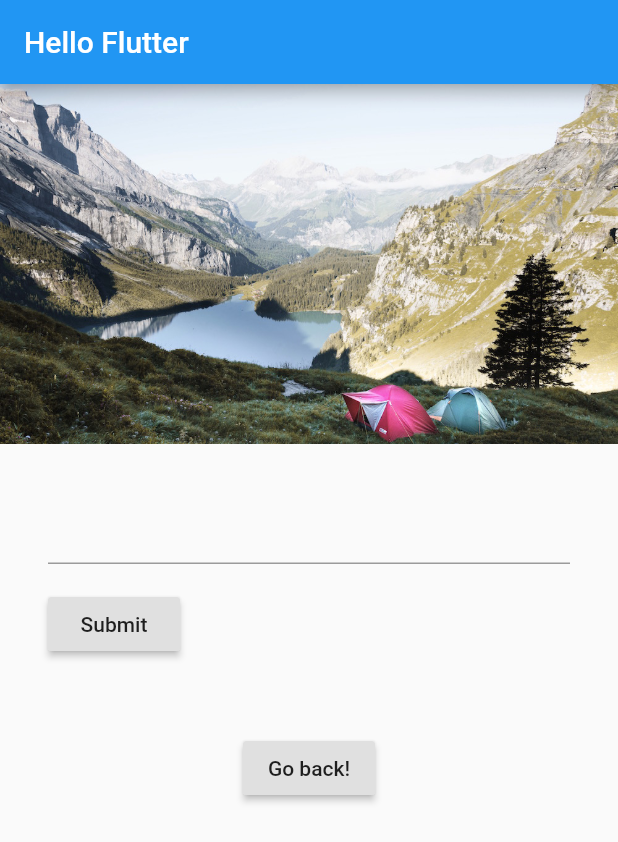
After one commit to crmgunter/flutter_layout_and_state, a Flutter app: the screen it shows after launch, scrolled down 62 dp, after a tap on "Open route", on a phone screen of 412 x 824 dp. The commit adds this screen. Shown: the top 842 px of the screen. Run offline on Flutter 3.47's test engine with Material 2 defaults, Android fonts, the phone set to English and light mode, and no system bars.

Commit message:
set up navigation

```diff
--- a/lib/main.dart
+++ b/lib/main.dart
@@ -1,6 +1,26 @@
 import 'package:flutter/material.dart';
+import 'widgets/form_screen.dart';
 
 void main() => runApp(MyApp());
+
+class FirstRoute extends StatelessWidget {
+  @override
+  Widget build(BuildContext context) {
+    return Container(
+      child: Center(
+        child: RaisedButton(
+          child: Text('Open route'),
+          onPressed: () {
+            Navigator.push(
+              context,
+              MaterialPageRoute(builder: (context) => FormWidget()),
+            );
+          },
+        ),
+      ),
+    );
+  }
+}
 
 class FavoriteWidget extends StatefulWidget {
   @override
@@ -198,10 +218,6 @@ class MyApp extends StatelessWidget {
       ),
     );
 
-    // Widget nameSection = Container(
-    //   child: NameWidget(),
-    // );
-
     return MaterialApp(
         title: 'Flutter Layout Demo',
         theme: ThemeData(
@@ -222,8 +238,8 @@ class MyApp extends StatelessWidget {
                 titleSection,
                 buttonSection,
                 textSection,
-                // nameSection,
-                NameWidget()
+                NameWidget(),
+                FirstRoute()
               ],
             )));
   }
--- /dev/null
+++ b/lib/widgets/form_screen.dart
@@ -0,0 +1,49 @@
+import '../main.dart';
+import 'package:flutter/material.dart';
+
+class SecondRoute extends StatelessWidget {
+  @override
+  Widget build(BuildContext context) {
+    return Container(
+      child: Center(
+        child: RaisedButton(
+          onPressed: () {
+            Navigator.push(
+              context,
+              MaterialPageRoute(builder: (context) => MyApp()),
+            );
+          },
+          child: Text('Go back!'),
+        ),
+      ),
+    );
+  }
+}
+
+class FormWidget extends StatelessWidget {
+  // This widget is the root of your application.
+  @override
+  Widget build(BuildContext context) {
+    return MaterialApp(
+        title: 'Flutter Layout Demo',
+        theme: ThemeData(
+          primarySwatch: Colors.blue,
+        ),
+        home: Scaffold(
+            appBar: AppBar(
+              title: Text('Hello Flutter'),
+            ),
+            body: ListView(
+              children: <Widget>[
+                Image.asset(
+                  'images/lake.jpg',
+                  height: 240.0,
+                  width: 600.0,
+                  fit: BoxFit.cover,
+                ),
+                NameWidget(),
+                SecondRoute()
+              ],
+            )));
+  }
+}
```
